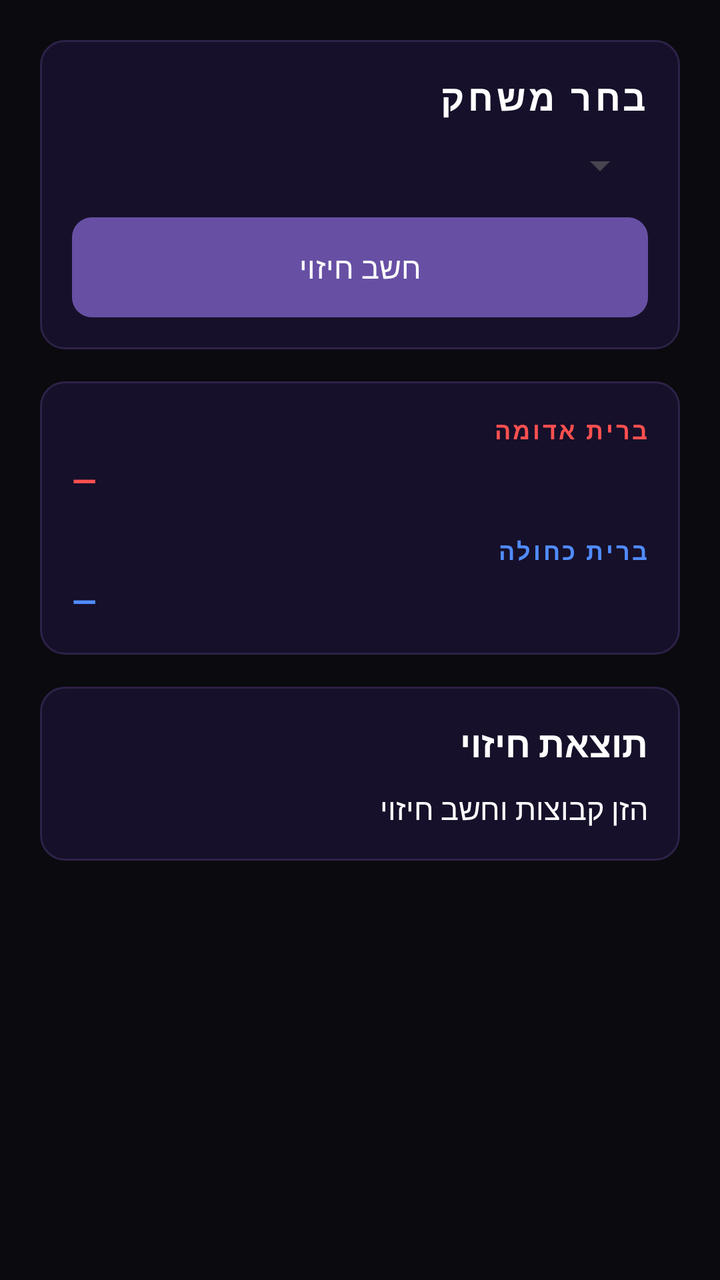
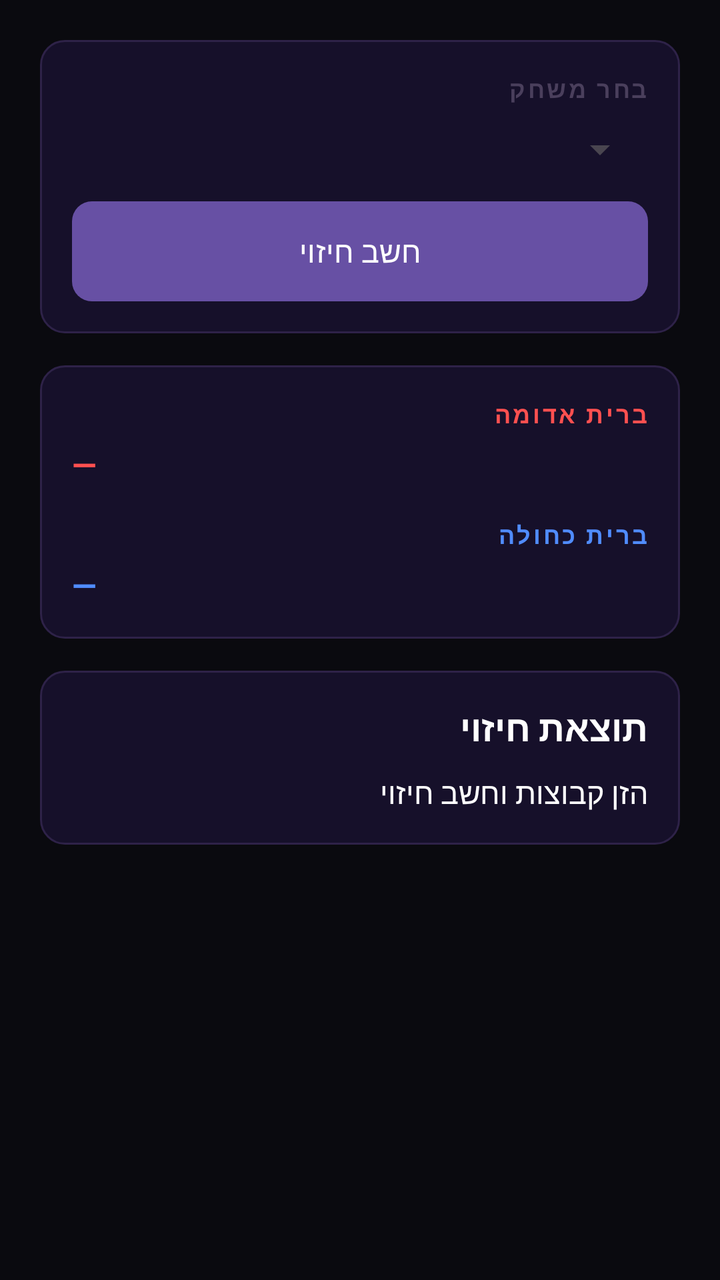

Two renders of the same Android screen: before a commit and after it. Below are the layout's source before the change and the commit's diff.
<!-- AndroidManifest.xml: application theme Theme.MainApp -->
<!-- res/layout/fragment_game_prediction.xml -->
<?xml version="1.0" encoding="utf-8"?>
<ScrollView xmlns:android="http://schemas.android.com/apk/res/android"
    android:layout_width="match_parent"
    android:layout_height="match_parent"
    android:background="#0A0A0F">

    <LinearLayout
        android:layout_width="match_parent"
        android:layout_height="wrap_content"
        android:orientation="vertical"
        android:padding="20dp">

        
        <LinearLayout
            android:layout_width="match_parent"
            android:layout_height="wrap_content"
            android:orientation="vertical"
            android:background="@drawable/card_bg_dark"
            android:padding="16dp"
            android:layout_marginBottom="16dp">

            <TextView
                android:layout_width="match_parent"
                android:layout_height="wrap_content"
                android:text="בחר משחק"
                android:textSize="18sp"
                android:textColor="#FFFFFF"
                android:textStyle="bold"
                android:letterSpacing="0.1"
                android:layout_marginBottom="10dp" />

            <Spinner
                android:id="@+id/spinnerGames"
                android:layout_width="match_parent"
                android:layout_height="match_parent"
                android:layout_marginBottom="14dp" />

            <Button
                android:id="@+id/btnPredict"
                android:layout_width="match_parent"
                android:layout_height="50dp"
                android:text="חשב חיזוי"
                android:textColor="#FFFFFF"
                android:textSize="15sp"
                android:background="@drawable/btn_primary"
                android:stateListAnimator="@null" />
        </LinearLayout>

        
        <LinearLayout
            android:layout_width="match_parent"
            android:layout_height="wrap_content"
            android:orientation="vertical"
            android:background="@drawable/card_bg_dark"
            android:padding="16dp"
            android:layout_marginBottom="16dp">

            <TextView
                android:layout_width="match_parent"
                android:layout_height="wrap_content"
                android:text="ברית אדומה"
                android:textSize="12sp"
                android:textColor="#FF5050"
                android:textStyle="bold"
                android:letterSpacing="0.1"
                android:layout_marginBottom="6dp" />

            <TextView
                android:id="@+id/txtRedAlliance"
                android:layout_width="match_parent"
                android:layout_height="wrap_content"
                android:text="—"
                android:textSize="16sp"
                android:textColor="#FF5050"
                android:textStyle="bold"
                android:layout_marginBottom="16dp" />

            <TextView
                android:layout_width="match_parent"
                android:layout_height="wrap_content"
                android:text="ברית כחולה"
                android:textSize="12sp"
                android:textColor="#508CFF"
                android:textStyle="bold"
                android:letterSpacing="0.1"
                android:layout_marginBottom="6dp" />

            <TextView
                android:id="@+id/txtBlueAlliance"
                android:layout_width="match_parent"
                android:layout_height="wrap_content"
                android:text="—"
                android:textSize="16sp"
                android:textColor="#508CFF"
                android:textStyle="bold" />
        </LinearLayout>


        <LinearLayout
            android:layout_width="match_parent"
            android:layout_height="wrap_content"
            android:orientation="vertical"
            android:background="@drawable/card_bg_dark"
            android:padding="16dp">

            <TextView
                android:layout_width="match_parent"
                android:layout_height="wrap_content"
                android:text="תוצאת חיזוי"
                android:textSize="18sp"
                android:textColor="#FFFFFF"
                android:textStyle="bold"
                android:layout_marginBottom="10dp" />

            <TextView
                android:id="@+id/txtResult"
                android:layout_width="match_parent"
                android:layout_height="wrap_content"
                android:text="הזן קבוצות וחשב חיזוי"
                android:textSize="15sp"
                android:textColor="#FFFFFF" />
        </LinearLayout>

    </LinearLayout>
</ScrollView>
<!-- resources referenced by this layout -->
<resources>
  <!-- drawable btn_primary (drawable) -->
  <?xml version="1.0" encoding="utf-8"?>
  <shape xmlns:android="http://schemas.android.com/apk/res/android"
      android:shape="rectangle">
      <gradient
          android:startColor="#7C3AED"
          android:endColor="#9D00FF"
          android:angle="135"
          android:type="linear" />
      <corners android:radius="10dp" />
  </shape>
  <!-- drawable card_bg_dark (drawable) -->
  <?xml version="1.0" encoding="utf-8"?>
  <shape xmlns:android="http://schemas.android.com/apk/res/android"
      android:shape="rectangle">
      <solid android:color="#16102A" />
      <stroke android:width="1dp" android:color="#2E2248" />
      <corners android:radius="12dp" />
  </shape>
  <style name="Theme.MainApp" parent="Base.Theme.MainApp" />
  <style name="Base.Theme.MainApp" parent="Theme.Material3.DayNight.NoActionBar">
          
          
      </style>
</resources>

<!-- the commit's change to res/layout/fragment_game_prediction.xml (unified diff, before → after) -->
@@ -23,8 +23,8 @@
                 android:layout_width="match_parent"
                 android:layout_height="wrap_content"
                 android:text="בחר משחק"
-                android:textSize="18sp"
-                android:textColor="#FFFFFF"
+                android:textSize="12sp"
+                android:textColor="#4A3F5C"
                 android:textStyle="bold"
                 android:letterSpacing="0.1"
                 android:layout_marginBottom="10dp" />
@@ -95,7 +95,7 @@
                 android:textStyle="bold" />
         </LinearLayout>
 
-
+        
         <LinearLayout
             android:layout_width="match_parent"
             android:layout_height="wrap_content"
@@ -113,7 +113,7 @@
                 android:layout_marginBottom="10dp" />
 
             <TextView
-                android:id="@+id/txtResult"
+                android:id="@+id/txtPredictionResult"
                 android:layout_width="match_parent"
                 android:layout_height="wrap_content"
                 android:text="הזן קבוצות וחשב חיזוי"
